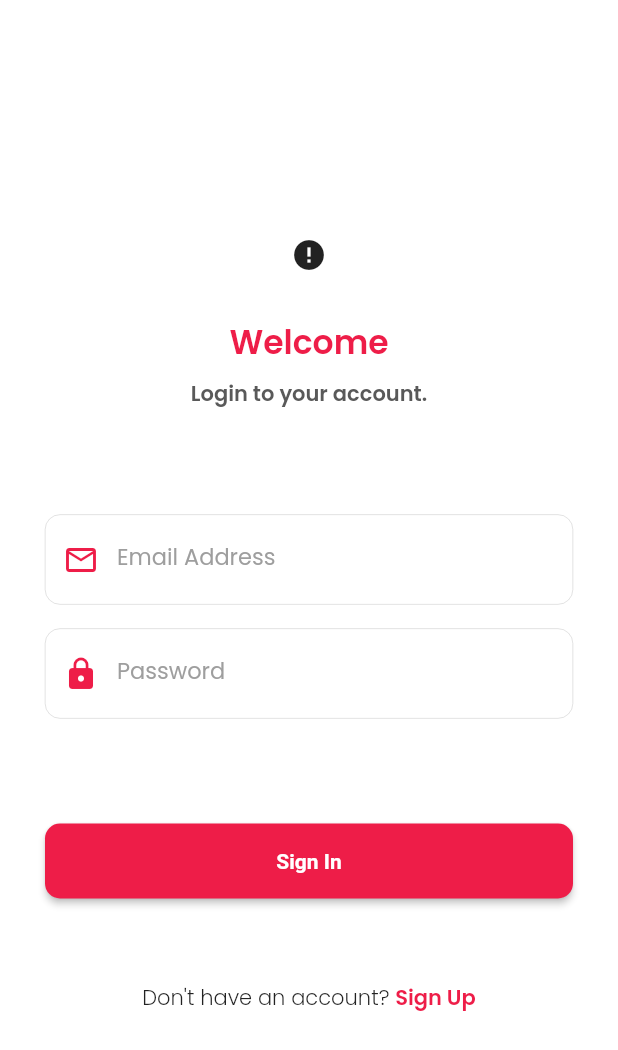
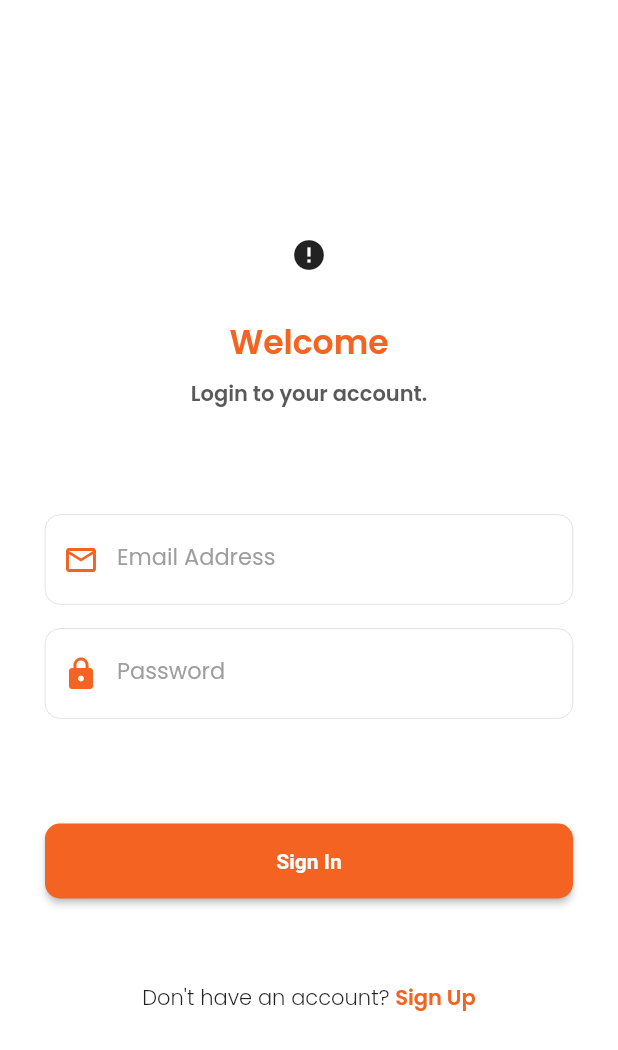
Before and after one commit to dskulawardana/quickeats-vendor-app, a Flutter app: the screen it shows after launch, on a phone screen of 412 x 824 dp. Shown: the top 1050 px of the screen. Run offline on Flutter 3.47's test engine with Material 3 defaults, Android fonts, the phone set to English and light mode, and no system bars; drawn by our look-alikes of cached_network_image, overlay_support; our stand-ins replace email_validator, firebase_core, firebase_messaging, fluttertoast, font_awesome_flutter, get and 7 more; missing offline and left inert: flutter_polyline_points, pandabar; accounts and stored records are empty; network calls fail.

Commit message:
Add files via upload

```diff
--- a/lib/utils/theme_colors.dart
+++ b/lib/utils/theme_colors.dart
@@ -1,7 +1,7 @@
 import 'package:flutter/material.dart';
 
 class ThemeColors {
-  static const Color primaryColor = Color(0xfff46322);
+  static const Color primaryColor = Color(0xff22bcf4);
   static const Color scaffoldBgColor = Colors.black;
   static const Color scaffoldfgColor = Colors.blue;
   static const Color textFieldBgColor = Colors.grey;
@@ -15,5 +15,5 @@ class ThemeColors {
   static const Color scaffold_bg_Color = Color(0xFFFFFFF7);
 
   static const Color off_white_Color = Color(0xFFF8F0E3);
-  static const Color baseThemeColor = Color(0xffEE1D48);
+  static const Color baseThemeColor = Color(0xfff46322);
 }
```
